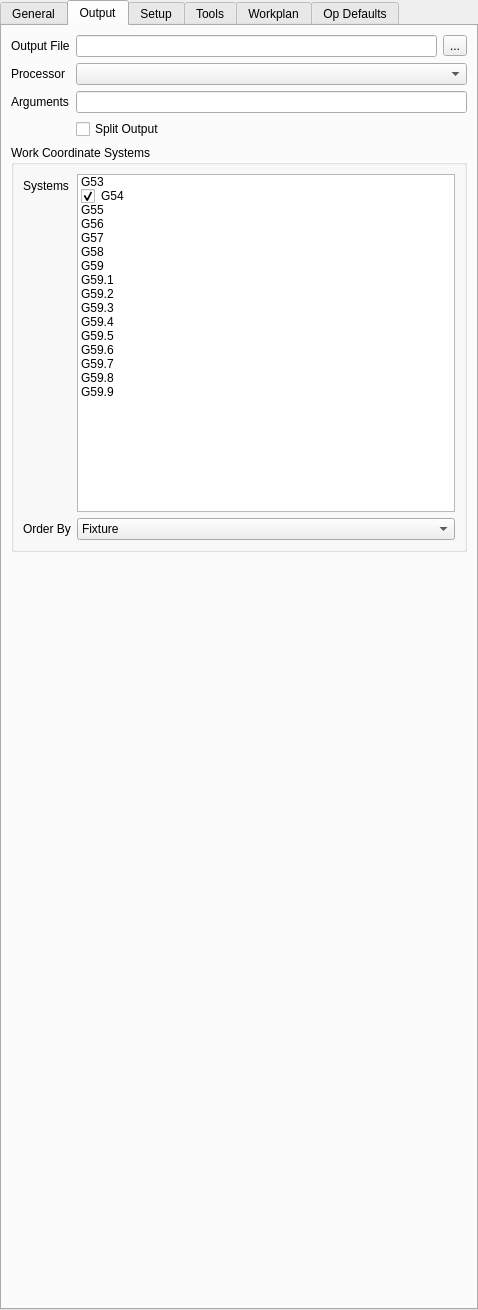
berndhahnebach/All_FreeCAD, file src/Mod/Path/Gui/Resources/panels/PathEdit.ui: the form before one commit.
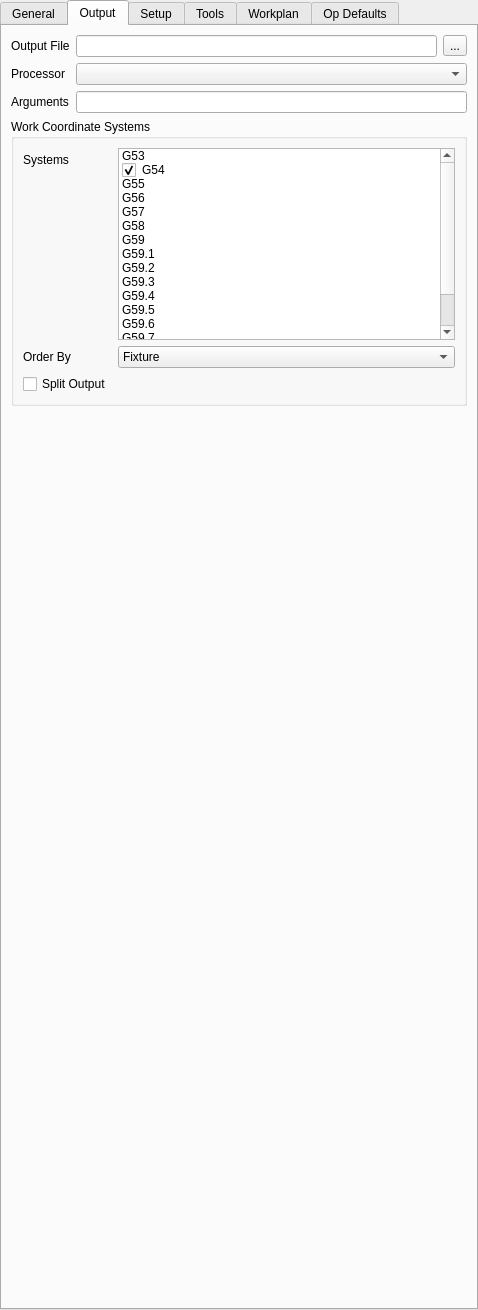
The form after the commit. The open tabs and pages were chosen to show the change. Icons and pictures are not drawn. Custom widgets are drawn as their Qt base class.

```diff
--- a/src/Mod/Path/Gui/Resources/panels/PathEdit.ui
+++ b/src/Mod/Path/Gui/Resources/panels/PathEdit.ui
@@ -188,13 +188,6 @@
       </property>
      </widget>
     </item>
-    <item row="3" column="1">
-     <widget class="QCheckBox" name="splitOutput">
-      <property name="text">
-       <string>Split Output</string>
-      </property>
-     </widget>
-    </item>
     <item row="4" column="0" colspan="3">
      <widget class="QGroupBox" name="groupBox_7">
       <property name="title">
@@ -236,6 +229,15 @@
        </item>
        <item row="0" column="1">
         <widget class="QListWidget" name="wcslist">
+         <property name="sizePolicy">
+          <sizepolicy hsizetype="Expanding" vsizetype="Maximum">
+           <horstretch>0</horstretch>
+           <verstretch>0</verstretch>
+          </sizepolicy>
+         </property>
+         <property name="toolTip">
+          <string>&lt;html&gt;&lt;head/&gt;&lt;body&gt;&lt;p&gt;&lt;span style=&quot; font-style:italic;&quot;&gt;Work Coordinate Systems&lt;/span&gt; also called &lt;span style=&quot; font-style:italic;&quot;&gt;Work Offsets&lt;/span&gt;, &lt;span style=&quot; font-style:italic;&quot;&gt;Fixture Offsets&lt;/span&gt;, or &lt;span style=&quot; font-style:italic;&quot;&gt;Fixtures &lt;/span&gt;are useful for building efficient production jobs where the same part is done many times on the machine.&lt;/p&gt;&lt;p&gt;&lt;br/&gt;&lt;/p&gt;&lt;p&gt;FreeCAD has no knowledge of where a particular coordinate system exists within the machine coordinate system so adding additional coordinate systems to your job will have no visual change within your job. It will, however, change your gcode output.  The exact way in which the output is affected is controlled by the 'order by' setting.&lt;/p&gt;&lt;/body&gt;&lt;/html&gt;</string>
+         </property>
          <item>
           <property name="text">
            <string>G53</string>
@@ -366,6 +368,16 @@
          </item>
         </widget>
        </item>
+       <item row="3" column="0">
+        <widget class="QCheckBox" name="splitOutput">
+         <property name="toolTip">
+          <string>&lt;html&gt;&lt;head/&gt;&lt;body&gt;&lt;p&gt;If multiple coordinate systems are in use, setting this to TRUE will cause the gcode to be written to multiple output files as controled by the 'order by' property.  For example, if ordering by Fixture, the first output file will be for the first fixture and separate file for the second.&lt;/p&gt;&lt;p&gt;&lt;br/&gt;&lt;/p&gt;&lt;p&gt;&lt;br/&gt;&lt;/p&gt;&lt;/body&gt;&lt;/html&gt;</string>
+         </property>
+         <property name="text">
+          <string>Split Output</string>
+         </property>
+        </widget>
+       </item>
       </layout>
      </widget>
     </item>
```
Left out of the diff: 57 changed lines with no effect on the pictures.
